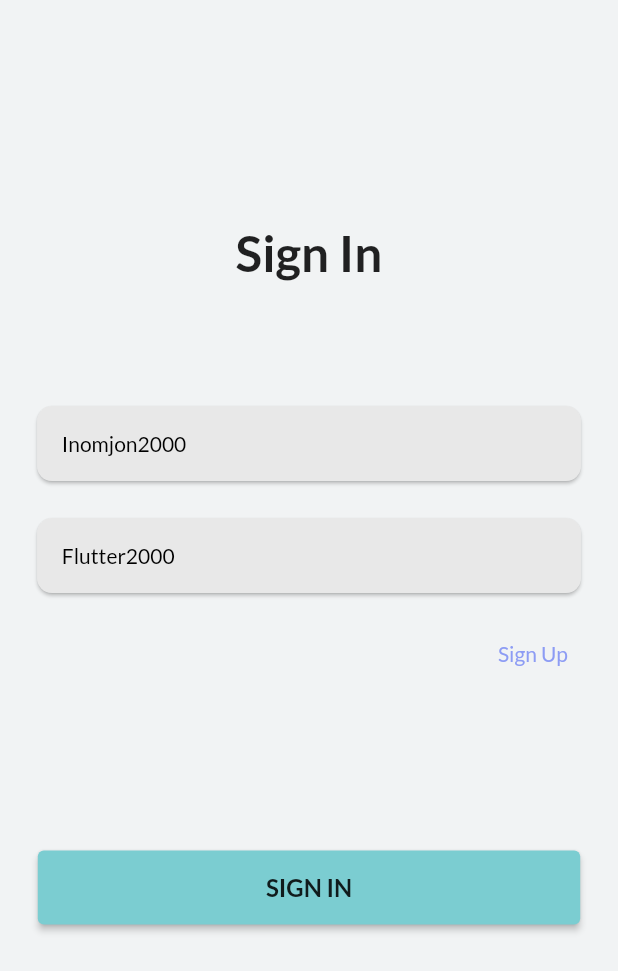
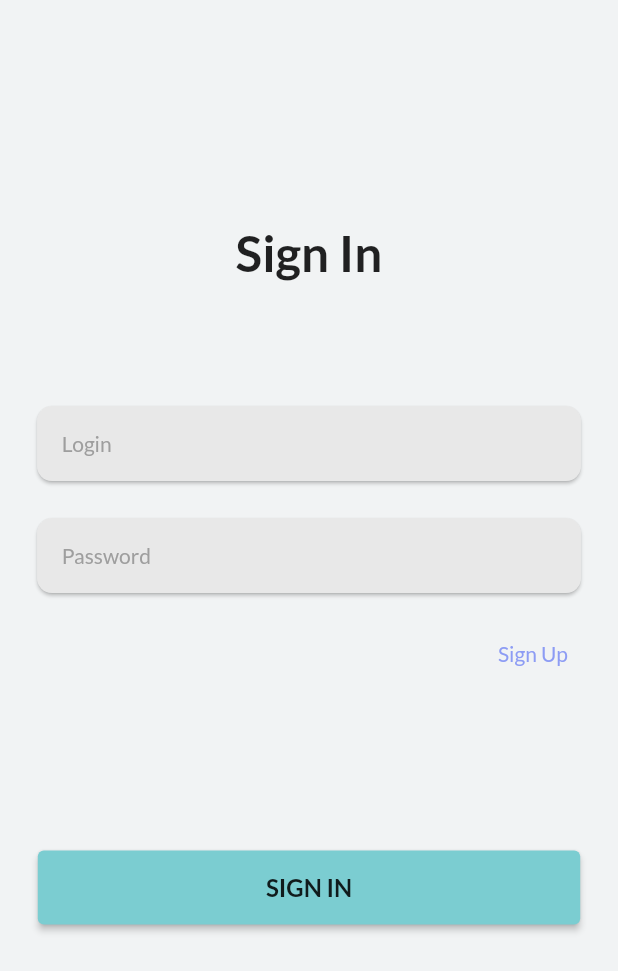
Before and after one commit to muxtorovinomjon0227/vmeeting, a Flutter app: the screen it shows after launch, on a phone screen of 412 x 824 dp. Shown: the top 971 px of the screen. Run offline on Flutter 3.47's test engine with Material 2 defaults, Android fonts, the phone set to English and light mode, and no system bars; drawn by our look-alikes of upgrader; our stand-ins replace bloc, curved_navigation_bar, device_info_plus, equatable, firebase_core, flutter_bloc and 7 more; missing offline and left inert: connectycube_flutter_call_kit, connectycube_sdk, flutter_background, web_browser_detect; accounts and stored records are empty.

Commit message:
Aplication webga chiqdi

```diff
--- a/lib/views/signin_view/signin_page.dart
+++ b/lib/views/signin_view/signin_page.dart
@@ -25,9 +25,9 @@ class UserSignInPage extends StatefulWidget {
 class _UserSignInPageState extends State<UserSignInPage> {
   late UserLogInBloc userLogInBloc;
   late bool isDarkMode = false;
-  final _loginControlle = TextEditingController(text: "Inomjon2000");
+  final _loginControlle = TextEditingController(text: "");
   final _loginFocusNode = FocusNode();
-  final _passwordControlle = TextEditingController(text: "Flutter2000");
+  final _passwordControlle = TextEditingController(text: "");
   final _passwordFocusNode = FocusNode();
 
   @override
```
Also changed, not shown: firebase.json (added), 9 other files.
